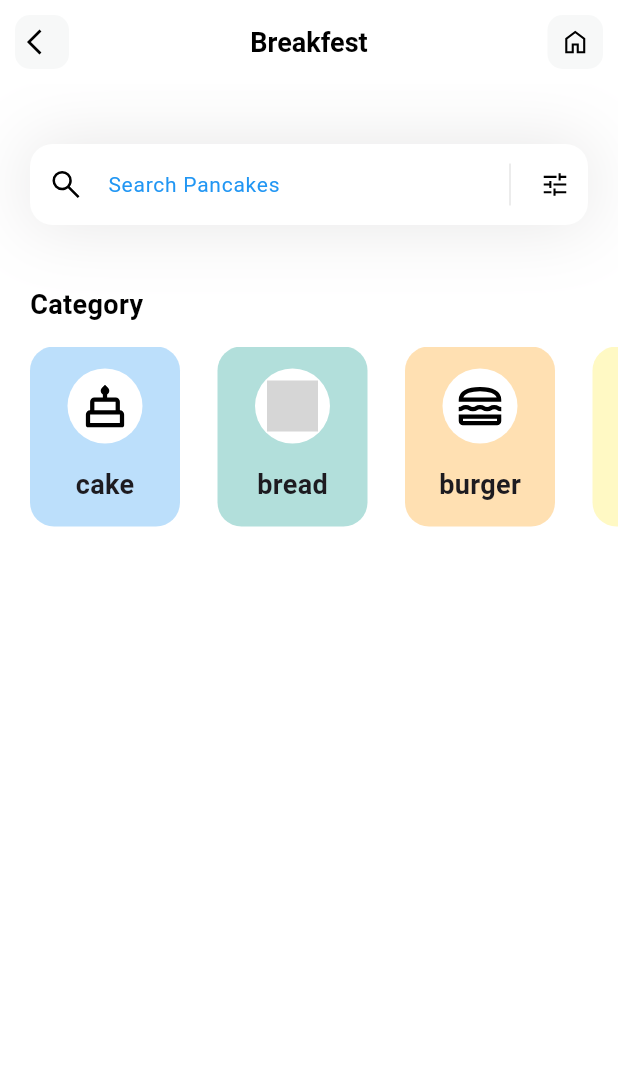
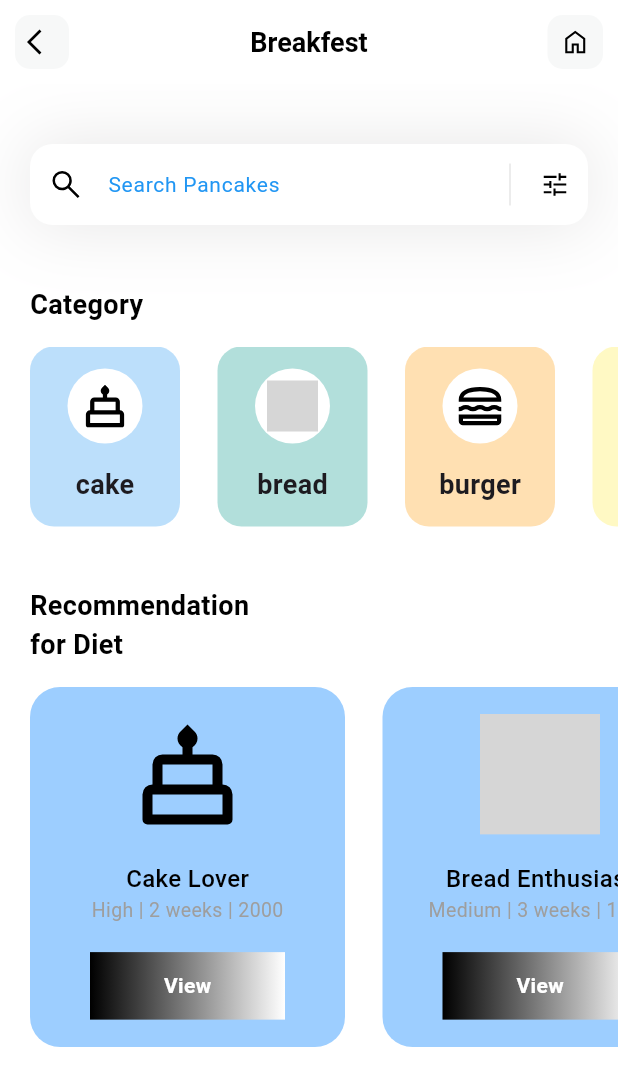
Before and after one commit to Chr-Jan/diet_hub, a Flutter app: the screen it shows after launch, on a phone screen of 412 x 824 dp. Shown: the top 1086 px of the screen. Run offline on Flutter 3.47's test engine with Material 3 defaults, Android fonts, the light colour scheme and no system bars; our stand-ins replace flutter_svg; Roboto replaces fonts that are missing (Jacquard24); grey boxes are pictures that could not be loaded.

Commit message:
diet plan added

```diff
--- /dev/null
+++ b/lib/models/diet_model.dart
@@ -0,0 +1,67 @@
+import 'package:flutter/material.dart';
+
+class DietModel {
+  String name;
+  String iconPath;
+  String level;
+  String duration;
+  String calories;
+  Color boxColor;
+  bool viewIsSelected;
+
+  DietModel({
+    required this.name,
+    required this.iconPath,
+    required this.level,
+    required this.duration,
+    required this.calories,
+    required this.boxColor,
+    required this.viewIsSelected,
+  });
+
+  static List<DietModel> getDiets() {
+    List<DietModel> diets = [];
+
+    diets.add(
+      DietModel(
+          name: 'Cake Lover',
+          iconPath: 'assets/icons/cake.svg',
+          level: 'High',
+          duration: '2 weeks',
+          calories: '2000',
+          viewIsSelected: true,
+          boxColor: Color(0xff9DCEFF)),
+    );
+    diets.add(
+      DietModel(
+          name: 'Bread Enthusiast',
+          iconPath: 'assets/icons/bread.svg',
+          level: 'Medium',
+          duration: '3 weeks',
+          calories: '1500',
+          viewIsSelected: true,
+          boxColor: Color(0xff9DCEFF)),
+    );
+    diets.add(
+      DietModel(
+          name: 'Burger Buff',
+          iconPath: 'assets/icons/burger.svg',
+          level: 'High',
+          duration: '1 week',
+          calories: '1800',
+          viewIsSelected: true,
+          boxColor: Color(0xff9DCEFF)),
+    );
+    diets.add(
+      DietModel(
+          name: 'Ramen Fanatic',
+          iconPath: 'assets/icons/ramen.svg',
+          level: 'Medium',
+          duration: '2 weeks',
+          calories: '1600',
+          viewIsSelected: true,
+          boxColor: Color(0xff9DCEFF)),
+    );
+    return diets;
+  }
+}
--- a/lib/pages/home.dart
+++ b/lib/pages/home.dart
@@ -1,4 +1,5 @@
 import 'package:first_flutter/models/category_model.dart';
+import 'package:first_flutter/models/diet_model.dart';
 import 'package:flutter/material.dart';
 import 'package:flutter_svg/flutter_svg.dart';
 
@@ -11,13 +12,17 @@ class HomePage extends StatefulWidget {
 
 class _HomePageState extends State<HomePage> {
   List<CategoryModel> categories = [];
-  void _getCategories() {
+
+  List<DietModel> diets = [];
+
+  void _getInitialInfo() {
     categories = CategoryModel.getCategories();
+    diets = DietModel.getDiets();
   }
 
   @override
   Widget build(BuildContext context) {
-    _getCategories();
+    _getInitialInfo();
     return Scaffold(
       appBar: appBar(),
       backgroundColor: Colors.white,
@@ -29,6 +34,105 @@ class _HomePageState extends State<HomePage> {
             height: 40,
           ),
           _categoriesSection(),
+          SizedBox(
+            height: 40,
+          ),
+          Column(
+            crossAxisAlignment: CrossAxisAlignment.start,
+            children: [
+              Padding(
+                padding: const EdgeInsets.only(left: 20),
+                child: Text(
+                  'Recommendation\nfor Diet',
+                  style: TextStyle(
+                      color: Colors.black,
+                      fontSize: 18,
+                      fontWeight: FontWeight.w600),
+                ),
+              ),
+              SizedBox(
+                height: 15,
+              ),
+              Container(
+                height: 240,
+                child: ListView.separated(
+                  itemBuilder: (context, index) {
+                    return Container(
+                      width: 210,
+                      decoration: BoxDecoration(
+                          color: diets[index].boxColor,
+                          borderRadius: BorderRadius.circular(20)),
+                      child: Column(
+                        mainAxisAlignment: MainAxisAlignment.spaceEvenly,
+                        children: [
+                          SizedBox(
+                            width: 80,
+                            height: 80,
+                            child: SvgPicture.asset(
+                              diets[index].iconPath,
+                              fit: BoxFit.contain,
+                            ),
+                          ),
+                          Column(
+                            children: [
+                              Text(
+                                diets[index].name,
+                                style: TextStyle(
+                                  fontSize: 16,
+                                  fontWeight: FontWeight.w500,
+                                  color: Colors.black,
+                                ),
+                              ),
+                              Text(
+                                diets[index].level +
+                                    ' | ' +
+                                    diets[index].duration +
+                                    ' | ' +
+                                    diets[index].calories,
+                                style: TextStyle(
+                                  color: Colors.grey,
+                                  fontSize: 13,
+                                  fontWeight: FontWeight.w400,
+                                ),
+                              ),
+                            ],
+                          ),
+                          Container(
+                            height: 45,
+                            width: 130,
+                            child: Center(
+                              child: Text(
+                                'View',
+                                style: TextStyle(
+                                  color: Colors.white,
+                                  fontWeight: FontWeight.w600,
+                                  fontSize: 14,
+                                ),
+                              ),
+                            ),
+                            decoration: BoxDecoration(
+                                gradient: LinearGradient(colors: [
+                              Colors.black,
+                              Colors.white,
+                            ])),
+                          )
+                        ],
+                      ),
+                    );
+                  },
+                  separatorBuilder: (context, index) => SizedBox(
+                    width: 25,
+                  ),
+                  itemCount: diets.length,
+                  scrollDirection: Axis.horizontal,
+                  padding: EdgeInsets.only(
+                    left: 20,
+                    right: 20,
+                  ),
+                ),
+              ),
+            ],
+          ),
         ],
       ),
     );
```
